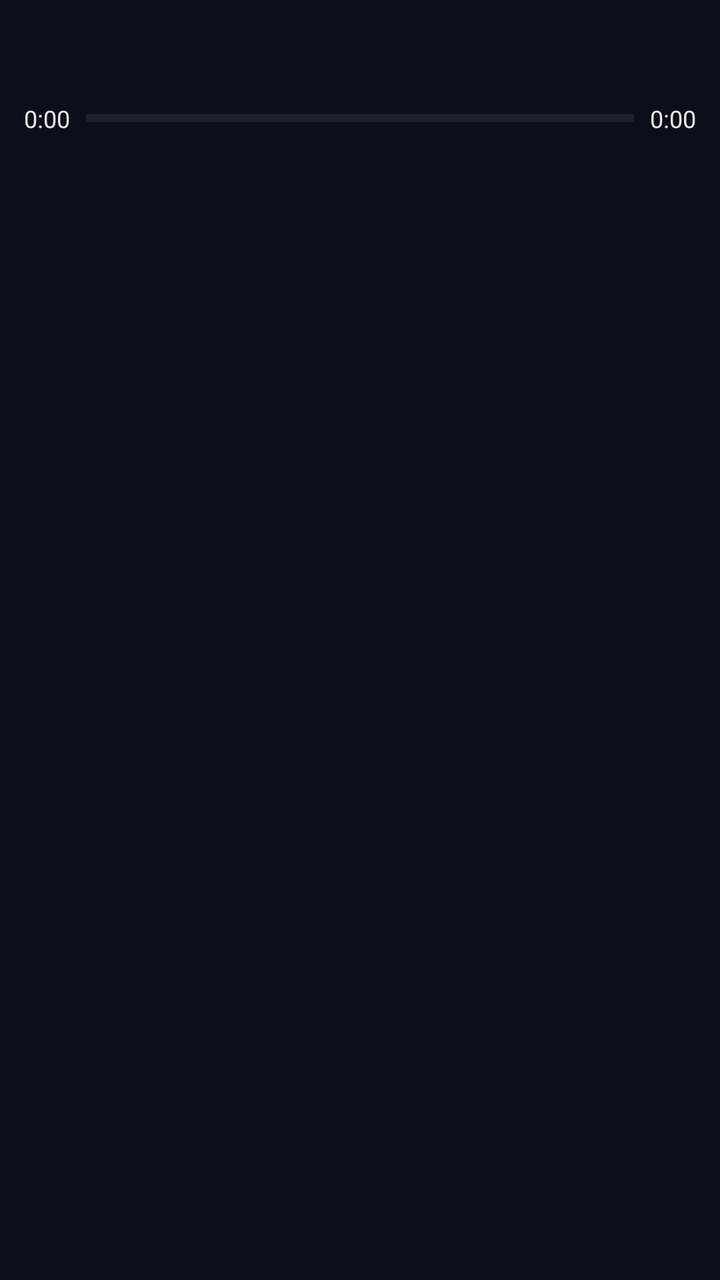
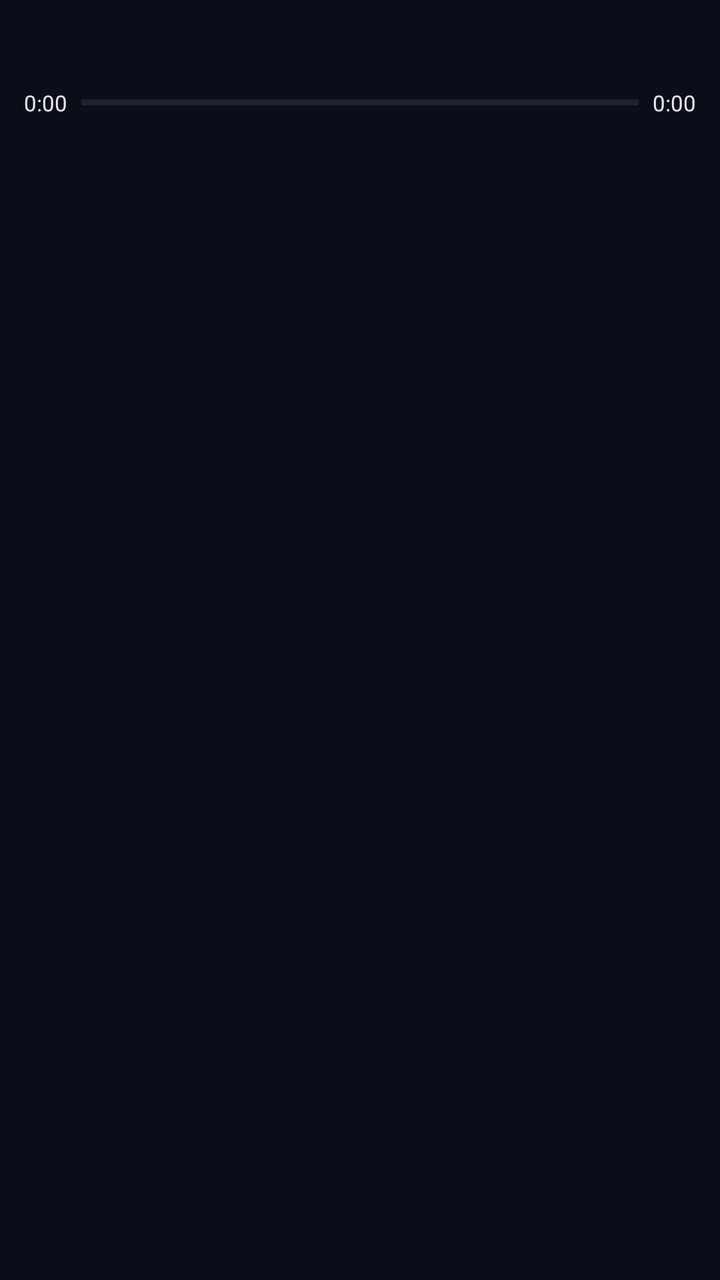

Two renders of the same Android screen: before a commit and after it. Below are the layout's source before the change and the commit's diff.
<!-- AndroidManifest.xml: application theme Theme.AdityaMusic -->
<!-- res/layout/notification_media_progress.xml -->
<?xml version="1.0" encoding="utf-8"?>
<LinearLayout xmlns:android="http://schemas.android.com/apk/res/android"
    android:layout_width="match_parent"
    android:layout_height="wrap_content"
    android:orientation="vertical"
    android:paddingStart="12dp"
    android:paddingEnd="12dp"
    android:paddingTop="6dp"
    android:paddingBottom="5dp">

    <LinearLayout
        android:layout_width="match_parent"
        android:layout_height="wrap_content"
        android:orientation="horizontal"
        android:gravity="center_vertical">

        <ImageView
            android:id="@+id/notif_art"
            android:layout_width="42dp"
            android:layout_height="42dp"
            android:scaleType="centerCrop"
            android:contentDescription="@null" />

        <LinearLayout
            android:layout_width="0dp"
            android:layout_height="wrap_content"
            android:layout_weight="1"
            android:layout_marginStart="10dp"
            android:orientation="vertical">

            <TextView
                android:id="@+id/notif_title"
                android:layout_width="match_parent"
                android:layout_height="wrap_content"
                android:textColor="#FFFFFFFF"
                android:textSize="14sp"
                android:textStyle="bold"
                android:maxLines="1"
                android:ellipsize="end" />

            <TextView
                android:id="@+id/notif_artist"
                android:layout_width="match_parent"
                android:layout_height="wrap_content"
                android:textColor="#CCFFFFFF"
                android:textSize="12sp"
                android:maxLines="1"
                android:ellipsize="end" />
        </LinearLayout>
    </LinearLayout>

    
    <LinearLayout
        android:layout_width="match_parent"
        android:layout_height="wrap_content"
        android:layout_marginTop="3dp"
        android:gravity="center_vertical"
        android:orientation="horizontal">

        <TextView
            android:id="@+id/notif_elapsed"
            android:layout_width="wrap_content"
            android:layout_height="wrap_content"
            android:textColor="#E6FFFFFF"
            android:textSize="12sp"
            android:text="0:00" />

        <ProgressBar
            android:id="@+id/notif_progress"
            style="?android:attr/progressBarStyleHorizontal"
            android:layout_width="0dp"
            android:layout_height="4dp"
            android:layout_weight="1"
            android:layout_marginStart="8dp"
            android:layout_marginEnd="8dp"
            android:max="1000"
            android:progressTint="#FFFFFFFF"
            android:progressBackgroundTint="#40FFFFFF" />

        <TextView
            android:id="@+id/notif_total"
            android:layout_width="wrap_content"
            android:layout_height="wrap_content"
            android:textColor="#E6FFFFFF"
            android:textSize="12sp"
            android:text="0:00" />
    </LinearLayout>
</LinearLayout>
<!-- resources referenced by this layout -->
<resources>
  <style name="Theme.AdityaMusic" parent="android:Theme.Material.NoActionBar">
          <item name="android:statusBarColor">#0B0F19</item>
          <item name="android:navigationBarColor">#0B0F19</item>
          <item name="android:windowBackground">#0B0F19</item>
      </style>
</resources>

<!-- the commit's change to res/layout/notification_media_progress.xml (unified diff, before → after) -->
@@ -1,88 +1,108 @@
 <?xml version="1.0" encoding="utf-8"?>
-<LinearLayout xmlns:android="http://schemas.android.com/apk/res/android"
+<FrameLayout xmlns:android="http://schemas.android.com/apk/res/android"
     android:layout_width="match_parent"
     android:layout_height="wrap_content"
-    android:orientation="vertical"
-    android:paddingStart="12dp"
-    android:paddingEnd="12dp"
-    android:paddingTop="6dp"
-    android:paddingBottom="5dp">
+    android:clipChildren="true">
+
+    
+    <ImageView
+        android:id="@+id/notif_background"
+        android:layout_width="match_parent"
+        android:layout_height="match_parent"
+        android:scaleType="centerCrop"
+        android:contentDescription="@null" />
+
+    
+    <View
+        android:id="@+id/notif_scrim"
+        android:layout_width="match_parent"
+        android:layout_height="match_parent"
+        android:background="#3D0B0F19" />
 
     <LinearLayout
         android:layout_width="match_parent"
         android:layout_height="wrap_content"
-        android:orientation="horizontal"
-        android:gravity="center_vertical">
-
-        <ImageView
-            android:id="@+id/notif_art"
-            android:layout_width="42dp"
-            android:layout_height="42dp"
-            android:scaleType="centerCrop"
-            android:contentDescription="@null" />
+        android:orientation="vertical"
+        android:paddingStart="12dp"
+        android:paddingEnd="12dp"
+        android:paddingTop="4dp"
+        android:paddingBottom="4dp">
 
         <LinearLayout
-            android:layout_width="0dp"
+            android:layout_width="match_parent"
             android:layout_height="wrap_content"
-            android:layout_weight="1"
-            android:layout_marginStart="10dp"
-            android:orientation="vertical">
+            android:orientation="horizontal"
+            android:gravity="center_vertical">
+
+            <ImageView
+                android:id="@+id/notif_art"
+                android:layout_width="38dp"
+                android:layout_height="38dp"
+                android:scaleType="centerCrop"
+                android:contentDescription="@null" />
+
+            <LinearLayout
+                android:layout_width="0dp"
+                android:layout_height="wrap_content"
+                android:layout_weight="1"
+                android:layout_marginStart="9dp"
+                android:orientation="vertical">
+
+                <TextView
+                    android:id="@+id/notif_title"
+                    android:layout_width="match_parent"
+                    android:layout_height="wrap_content"
+                    android:textColor="#FFFFFFFF"
+                    android:textSize="13sp"
+                    android:textStyle="bold"
+                    android:maxLines="1"
+                    android:ellipsize="end" />
+
+                <TextView
+                    android:id="@+id/notif_artist"
+                    android:layout_width="match_parent"
+                    android:layout_height="wrap_content"
+                    android:textColor="#D6FFFFFF"
+                    android:textSize="11sp"
+                    android:maxLines="1"
+                    android:ellipsize="end" />
+            </LinearLayout>
+        </LinearLayout>
+
+        <LinearLayout
+            android:layout_width="match_parent"
+            android:layout_height="wrap_content"
+            android:layout_marginTop="2dp"
+            android:gravity="center_vertical"
+            android:orientation="horizontal">
 
             <TextView
-                android:id="@+id/notif_title"
-                android:layout_width="match_parent"
+                android:id="@+id/notif_elapsed"
+                android:layout_width="wrap_content"
                 android:layout_height="wrap_content"
-                android:textColor="#FFFFFFFF"
-                android:textSize="14sp"
-                android:textStyle="bold"
-                android:maxLines="1"
-                android:ellipsize="end" />
+                android:textColor="#E6FFFFFF"
+                android:textSize="11sp"
+                android:text="0:00" />
+
+            <ProgressBar
+                android:id="@+id/notif_progress"
+                style="?android:attr/progressBarStyleHorizontal"
+                android:layout_width="0dp"
+                android:layout_height="3dp"
+                android:layout_weight="1"
+                android:layout_marginStart="7dp"
+                android:layout_marginEnd="7dp"
+                android:max="1000"
+                android:progressTint="#E6FFFFFF"
+                android:progressBackgroundTint="#4DFFFFFF" />
 
             <TextView
-                android:id="@+id/notif_artist"
-                android:layout_width="match_parent"
+                android:id="@+id/notif_total"
+                android:layout_width="wrap_content"
                 android:layout_height="wrap_content"
-                android:textColor="#CCFFFFFF"
-                android:textSize="12sp"
-                android:maxLines="1"
-                android:ellipsize="end" />
+                android:textColor="#E6FFFFFF"
+                android:textSize="11sp"
+                android:text="0:00" />
         </LinearLayout>
     </LinearLayout>
-
-    
-    <LinearLayout
-        android:layout_width="match_parent"
-        android:layout_height="wrap_content"
-        android:layout_marginTop="3dp"
-        android:gravity="center_vertical"
-        android:orientation="horizontal">
-
-        <TextView
-            android:id="@+id/notif_elapsed"
-            android:layout_width="wrap_content"
-            android:layout_height="wrap_content"
-            android:textColor="#E6FFFFFF"
-            android:textSize="12sp"
-            android:text="0:00" />
-
-        <ProgressBar
-            android:id="@+id/notif_progress"
-            style="?android:attr/progressBarStyleHorizontal"
-            android:layout_width="0dp"
-            android:layout_height="4dp"
-            android:layout_weight="1"
-            android:layout_marginStart="8dp"
-            android:layout_marginEnd="8dp"
-            android:max="1000"
-            android:progressTint="#FFFFFFFF"
-            android:progressBackgroundTint="#40FFFFFF" />
-
-        <TextView
-            android:id="@+id/notif_total"
-            android:layout_width="wrap_content"
-            android:layout_height="wrap_content"
-            android:textColor="#E6FFFFFF"
-            android:textSize="12sp"
-            android:text="0:00" />
-    </LinearLayout>
-</LinearLayout>
+</FrameLayout>
